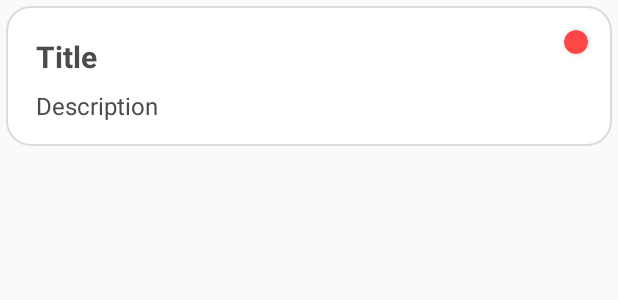
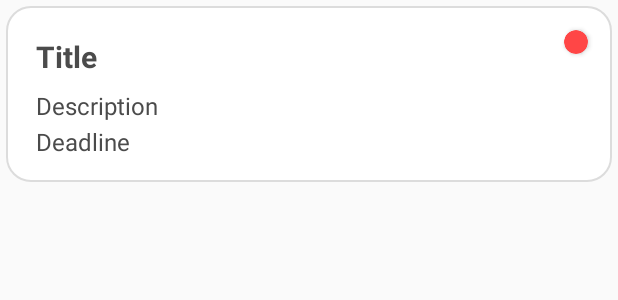
Before and after one commit to diegoamribeiro/ToDo_App_Room_MVVM, an Android app: the layout row_layout.xml on its own in the app's theme, with its tools: preview values and no code run, on a phone screen of 412 x 824 dp. Shown: the top 300 px of the screen. Run offline under Robolectric (Android 15) with nearby library versions, the phone set to English and light mode, and no system bars.

Commit message:
Add deadline to ListAdapter and row_layout.xml

```diff
--- a/app/src/main/java/com/diegoribeiro/todoapp/fragments/list/adapter/ListAdapter.kt
+++ b/app/src/main/java/com/diegoribeiro/todoapp/fragments/list/adapter/ListAdapter.kt
@@ -30,6 +30,7 @@ class ListAdapter : RecyclerView.Adapter<ListAdapter.MyViewHolder>(){
     override fun onBindViewHolder(holder: MyViewHolder, position: Int) {
         holder.itemView.title_txt.text = dataList[position].title
         holder.itemView.description_txt.text = dataList[position].description
+        holder.itemView.deadline_txt.text = dataList[position].deadline
 
         when(dataList[position].priority){
             Priority.HIGH -> holder.itemView.priority_indicator.setCardBackgroundColor(ContextCompat.getColor(holder.itemView.context, R.color.red))
--- a/app/src/main/res/layout/row_layout.xml
+++ b/app/src/main/res/layout/row_layout.xml
@@ -44,10 +44,27 @@
             android:textColor="@color/darkGray"
             android:textSize="16sp"
             android:maxLength="300"
+            app:layout_constraintEnd_toEndOf="parent"
+            app:layout_constraintStart_toStartOf="parent"
+            app:layout_constraintTop_toBottomOf="@id/title_txt"
+            />
+
+        <TextView
+            android:id="@+id/deadline_txt"
+            android:layout_width="match_parent"
+            android:layout_height="wrap_content"
+            android:layout_marginTop="2dp"
+            android:layout_marginBottom="16dp"
+            android:layout_marginStart="20dp"
+            android:layout_marginEnd="20dp"
+            android:text="@string/deadline"
+            android:textColor="@color/darkGray"
+            android:textSize="16sp"
+            android:maxLength="300"
             app:layout_constraintBottom_toBottomOf="parent"
             app:layout_constraintEnd_toEndOf="parent"
             app:layout_constraintStart_toStartOf="parent"
-            app:layout_constraintTop_toBottomOf="@id/title_txt"
+            app:layout_constraintTop_toBottomOf="@id/description_txt"
             />
 
         <androidx.cardview.widget.CardView
```
